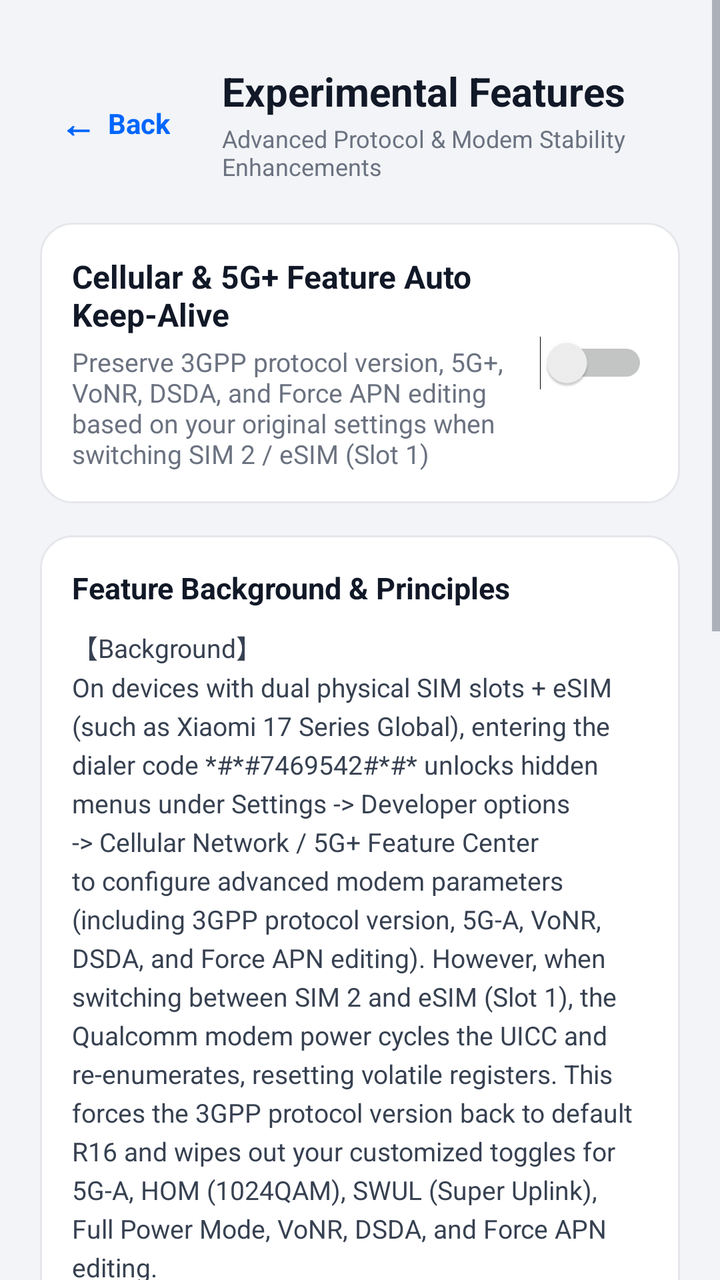
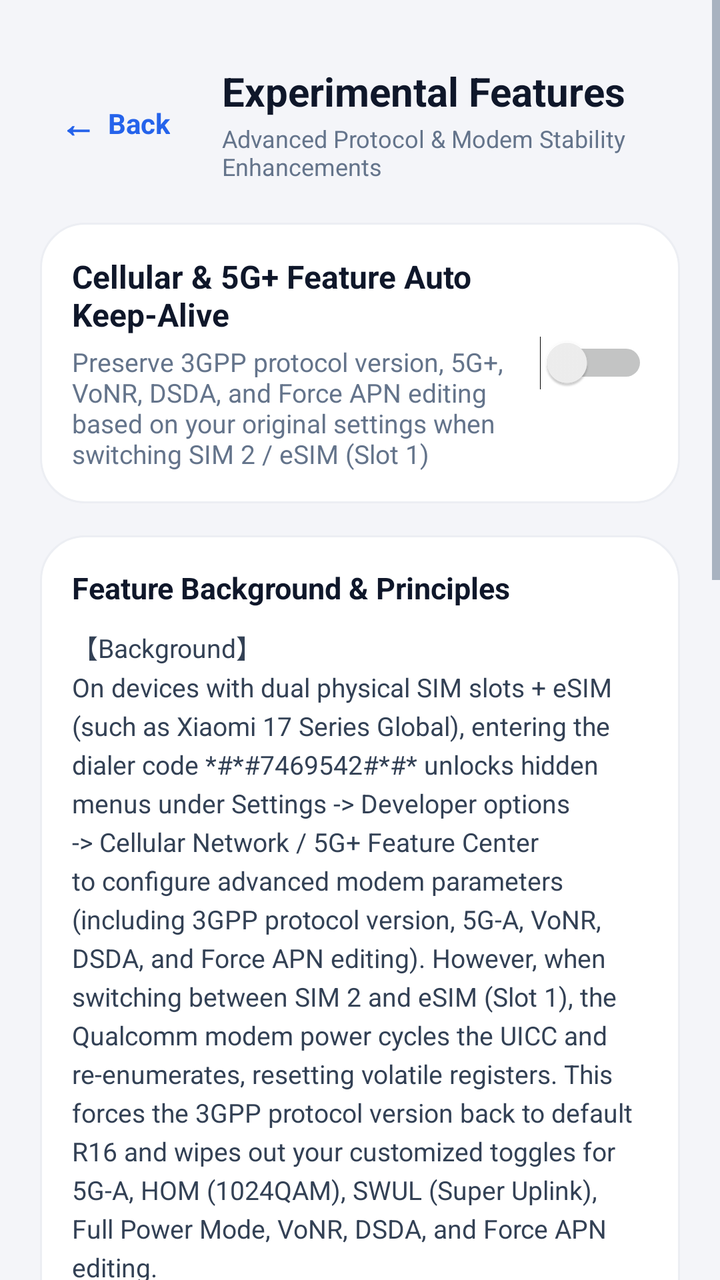

An Android layout rendered at two revisions. The XML below is the earlier revision; the diff shows what the commit changed to produce the second picture.
<!-- AndroidManifest.xml: application theme AppTheme -->
<!-- res/layout/activity_experimental.xml -->
<?xml version="1.0" encoding="utf-8"?>
<ScrollView xmlns:android="http://schemas.android.com/apk/res/android"
    android:layout_width="match_parent"
    android:layout_height="match_parent"
    android:background="@color/background"
    android:fillViewport="true">

    <LinearLayout
        android:layout_width="match_parent"
        android:layout_height="wrap_content"
        android:orientation="vertical"
        android:padding="20dp">

        
        <LinearLayout
            android:layout_width="match_parent"
            android:layout_height="wrap_content"
            android:orientation="horizontal"
            android:gravity="center_vertical"
            android:layout_marginBottom="20dp"
            android:paddingTop="12dp">

            <LinearLayout
                android:id="@+id/btn_back"
                android:layout_width="wrap_content"
                android:layout_height="wrap_content"
                android:orientation="horizontal"
                android:gravity="center_vertical"
                android:background="@drawable/bg_tab_unselected"
                android:clickable="true"
                android:focusable="true"
                android:paddingStart="10dp"
                android:paddingEnd="12dp"
                android:paddingTop="6dp"
                android:paddingBottom="6dp">

                <TextView
                    android:layout_width="wrap_content"
                    android:layout_height="wrap_content"
                    android:text="←"
                    android:textColor="@color/accent"
                    android:textSize="18sp"
                    android:textStyle="bold"
                    android:layout_marginEnd="6dp" />

                <TextView
                    android:layout_width="wrap_content"
                    android:layout_height="wrap_content"
                    android:text="@string/btn_back"
                    android:textColor="@color/accent"
                    android:textSize="14sp"
                    android:textStyle="bold" />
            </LinearLayout>

            <LinearLayout
                android:layout_width="0dp"
                android:layout_height="wrap_content"
                android:layout_weight="1"
                android:orientation="vertical"
                android:layout_marginStart="14dp">

                <TextView
                    android:layout_width="wrap_content"
                    android:layout_height="wrap_content"
                    android:text="@string/title_experimental"
                    android:textColor="@color/text_title"
                    android:textSize="20sp"
                    android:textStyle="bold" />

                <TextView
                    android:layout_width="wrap_content"
                    android:layout_height="wrap_content"
                    android:text="@string/subtitle_experimental"
                    android:textColor="@color/text_caption"
                    android:textSize="12sp"
                    android:layout_marginTop="2dp" />
            </LinearLayout>
        </LinearLayout>

        
        <LinearLayout
            android:layout_width="match_parent"
            android:layout_height="wrap_content"
            android:background="@drawable/bg_card"
            android:orientation="vertical"
            android:padding="16dp"
            android:layout_marginBottom="16dp">

            <LinearLayout
                android:layout_width="match_parent"
                android:layout_height="wrap_content"
                android:orientation="horizontal"
                android:gravity="center_vertical">

                <LinearLayout
                    android:layout_width="0dp"
                    android:layout_height="wrap_content"
                    android:layout_weight="1"
                    android:orientation="vertical"
                    android:layout_marginEnd="12dp">

                    <LinearLayout
                        android:layout_width="wrap_content"
                        android:layout_height="wrap_content"
                        android:orientation="horizontal"
                        android:gravity="center_vertical">

                        <TextView
                            android:layout_width="wrap_content"
                            android:layout_height="wrap_content"
                            android:text="@string/pref_5ga_keepalive_title"
                            android:textColor="@color/text_title"
                            android:textSize="16sp"
                            android:textStyle="bold" />

                        <TextView
                            android:id="@+id/badge_5ga_keepalive_status"
                            android:layout_width="wrap_content"
                            android:layout_height="wrap_content"
                            android:layout_marginStart="8dp"
                            android:textColor="@color/text_caption"
                            android:textSize="12sp"
                            android:textStyle="bold" />
                    </LinearLayout>

                    <TextView
                        android:layout_width="wrap_content"
                        android:layout_height="wrap_content"
                        android:text="@string/pref_5ga_keepalive_desc"
                        android:textColor="@color/text_caption"
                        android:textSize="13sp"
                        android:layout_marginTop="4dp" />
                </LinearLayout>

                <Switch
                    android:id="@+id/switch_5ga_keepalive"
                    android:layout_width="wrap_content"
                    android:layout_height="wrap_content" />
            </LinearLayout>
        </LinearLayout>

        
        <LinearLayout
            android:layout_width="match_parent"
            android:layout_height="wrap_content"
            android:background="@drawable/bg_card"
            android:orientation="vertical"
            android:padding="16dp"
            android:layout_marginBottom="16dp">

            <TextView
                android:layout_width="wrap_content"
                android:layout_height="wrap_content"
                android:text="@string/experimental_explain_title"
                android:textColor="@color/text_title"
                android:textSize="15sp"
                android:textStyle="bold"
                android:layout_marginBottom="10dp" />

            <TextView
                android:layout_width="match_parent"
                android:layout_height="wrap_content"
                android:text="@string/experimental_explain_content"
                android:textColor="@color/text_body"
                android:textSize="13sp"
                android:lineSpacingExtra="4dp" />
        </LinearLayout>

        
        <LinearLayout
            android:layout_width="match_parent"
            android:layout_height="wrap_content"
            android:background="@drawable/bg_card"
            android:orientation="horizontal"
            android:gravity="center_vertical"
            android:padding="14dp"
            android:layout_marginBottom="16dp">

            <View
                android:id="@+id/dot_exp_status"
                android:layout_width="10dp"
                android:layout_height="10dp"
                android:layout_marginStart="4dp"
                android:layout_marginEnd="10dp" />

            <TextView
                android:id="@+id/tv_exp_status_hint"
                android:layout_width="0dp"
                android:layout_height="wrap_content"
                android:layout_weight="1"
                android:text="@string/experimental_tip_inactive"
                android:textColor="@color/text_caption"
                android:textSize="12sp" />
        </LinearLayout>

    </LinearLayout>
</ScrollView>
<!-- resources referenced by this layout -->
<resources>
  <color name="accent">#0066FF</color>
  <color name="background">#F2F4F7</color>
  <color name="text_body">#374151</color>
  <color name="text_caption">#6B7280</color>
  <color name="text_title">#111827</color>
  <!-- drawable bg_card (drawable) -->
  <?xml version="1.0" encoding="utf-8"?>
  <shape xmlns:android="http://schemas.android.com/apk/res/android"
      android:shape="rectangle">
      <solid android:color="@color/card_bg" />
      <corners android:radius="16dp" />
      <stroke
          android:width="1dp"
          android:color="@color/card_stroke" />
  </shape>
  <string name="btn_back">Back</string>
  <string name="experimental_explain_title">Feature Background &amp; Principles</string>
  <string name="experimental_tip_inactive">Disabled: Stock behavior preserved. SIM 2 / eSIM (Slot 1) transitions will use system defaults.</string>
  <string name="pref_5ga_keepalive_desc">Preserve 3GPP protocol version, 5G+, VoNR, DSDA, and Force APN editing based on your original settings when switching SIM 2 / eSIM (Slot 1)</string>
  <string name="pref_5ga_keepalive_title">Cellular &amp; 5G+ Feature Auto Keep-Alive</string>
  <string name="subtitle_experimental">Advanced Protocol &amp; Modem Stability Enhancements</string>
  <string name="title_experimental">Experimental Features</string>
  <color name="card_bg">#FFFFFF</color>
  <color name="card_stroke">#E5E7EB</color>
  <color name="primary">#0066FF</color>
  <color name="primary_dark">#0052CC</color>
  <color name="radio_checked">#0066FF</color>
  <!-- unchanged entries left out for length: 3 -->
</resources>

<!-- the commit's change to res/layout/activity_experimental.xml (unified diff, before → after) -->
@@ -193,5 +193,29 @@
                 android:textSize="12sp" />
         </LinearLayout>
 
+        
+        <Button
+            android:id="@+id/btn_restart_phone"
+            android:layout_width="match_parent"
+            android:layout_height="52dp"
+            android:background="@drawable/bg_button_secondary"
+            android:text="@string/btn_restart_phone_text"
+            android:textColor="@color/btn_secondary_text"
+            android:textSize="15sp"
+            android:textStyle="bold"
+            android:textAllCaps="false"
+            android:layout_marginBottom="8dp" />
+
+        <TextView
+            android:layout_width="match_parent"
+            android:layout_height="wrap_content"
+            android:text="@string/restart_phone_desc"
+            android:textColor="@color/text_caption"
+            android:textSize="12sp"
+            android:gravity="center"
+            android:paddingStart="12dp"
+            android:paddingEnd="12dp"
+            android:paddingBottom="24dp" />
+
     </LinearLayout>
 </ScrollView>
<!-- resource entries referenced after the edit -->
@@ -1,32 +1,47 @@
 <!-- resources referenced by this layout -->
 <resources>
-  <color name="accent">#0066FF</color>
-  <color name="background">#F2F4F7</color>
-  <color name="text_body">#374151</color>
-  <color name="text_caption">#6B7280</color>
-  <color name="text_title">#111827</color>
+  <color name="accent">#2563EB</color>
+  <color name="background">#F4F5F9</color>
+  <color name="btn_secondary_text">#1E293B</color>
+  <color name="text_body">#334155</color>
+  <color name="text_caption">#64748B</color>
+  <color name="text_title">#0F172A</color>
+  <!-- drawable bg_button_secondary (drawable) -->
+  <?xml version="1.0" encoding="utf-8"?>
+  <ripple xmlns:android="http://schemas.android.com/apk/res/android"
+      android:color="#40FFFFFF">
+      <item>
+          <shape android:shape="rectangle">
+              <solid android:color="@color/btn_secondary_bg" />
+              <corners android:radius="24dp" />
+          </shape>
+      </item>
+  </ripple>
   <!-- drawable bg_card (drawable) -->
   <?xml version="1.0" encoding="utf-8"?>
   <shape xmlns:android="http://schemas.android.com/apk/res/android"
       android:shape="rectangle">
       <solid android:color="@color/card_bg" />
-      <corners android:radius="16dp" />
+      <corners android:radius="22dp" />
       <stroke
           android:width="1dp"
           android:color="@color/card_stroke" />
   </shape>
   <string name="btn_back">Back</string>
+  <string name="btn_restart_phone_text">Restart Phone Process</string>
   <string name="experimental_explain_title">Feature Background &amp; Principles</string>
   <string name="experimental_tip_inactive">Disabled: Stock behavior preserved. SIM 2 / eSIM (Slot 1) transitions will use system defaults.</string>
   <string name="pref_5ga_keepalive_desc">Preserve 3GPP protocol version, 5G+, VoNR, DSDA, and Force APN editing based on your original settings when switching SIM 2 / eSIM (Slot 1)</string>
   <string name="pref_5ga_keepalive_title">Cellular &amp; 5G+ Feature Auto Keep-Alive</string>
+  <string name="restart_phone_desc">Reloads the phone process hooks without rebooting. Mobile network drops for a few seconds.</string>
   <string name="subtitle_experimental">Advanced Protocol &amp; Modem Stability Enhancements</string>
   <string name="title_experimental">Experimental Features</string>
+  <color name="btn_secondary_bg">#E8EBF2</color>
   <color name="card_bg">#FFFFFF</color>
-  <color name="card_stroke">#E5E7EB</color>
-  <color name="primary">#0066FF</color>
-  <color name="primary_dark">#0052CC</color>
-  <color name="radio_checked">#0066FF</color>
+  <color name="card_stroke">#ECEEF3</color>
+  <color name="primary">#2563EB</color>
+  <color name="primary_dark">#1D4ED8</color>
+  <color name="radio_checked">#2563EB</color>
   <!-- unchanged entries left out for length: 3 -->
 </resources>
 
